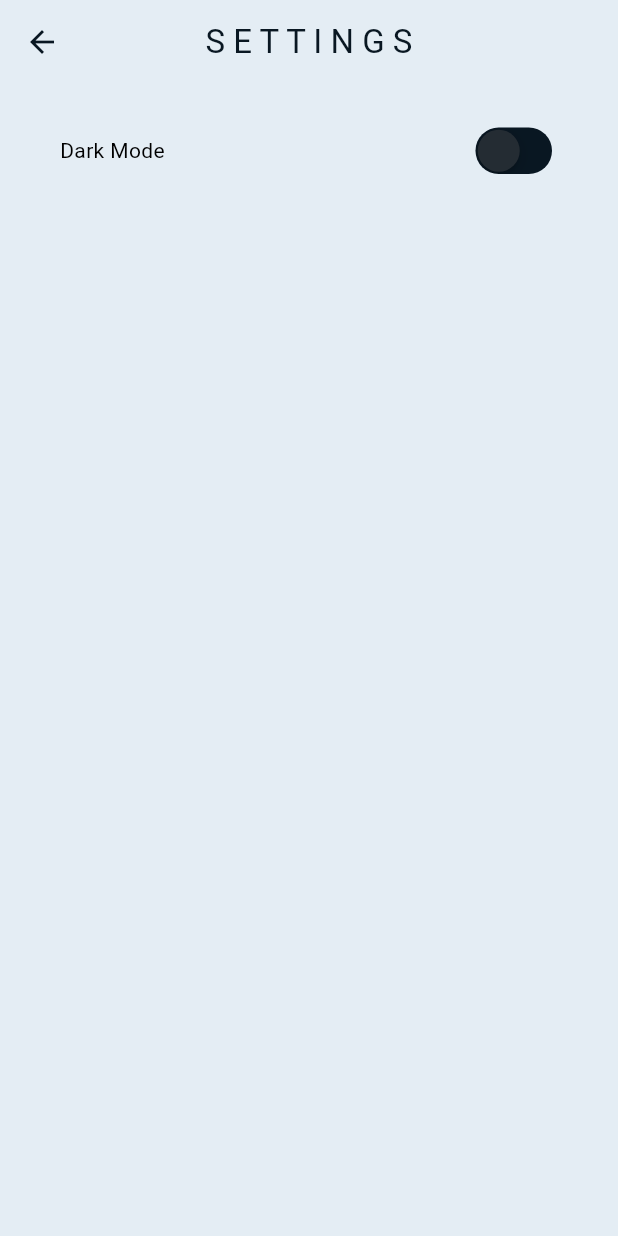
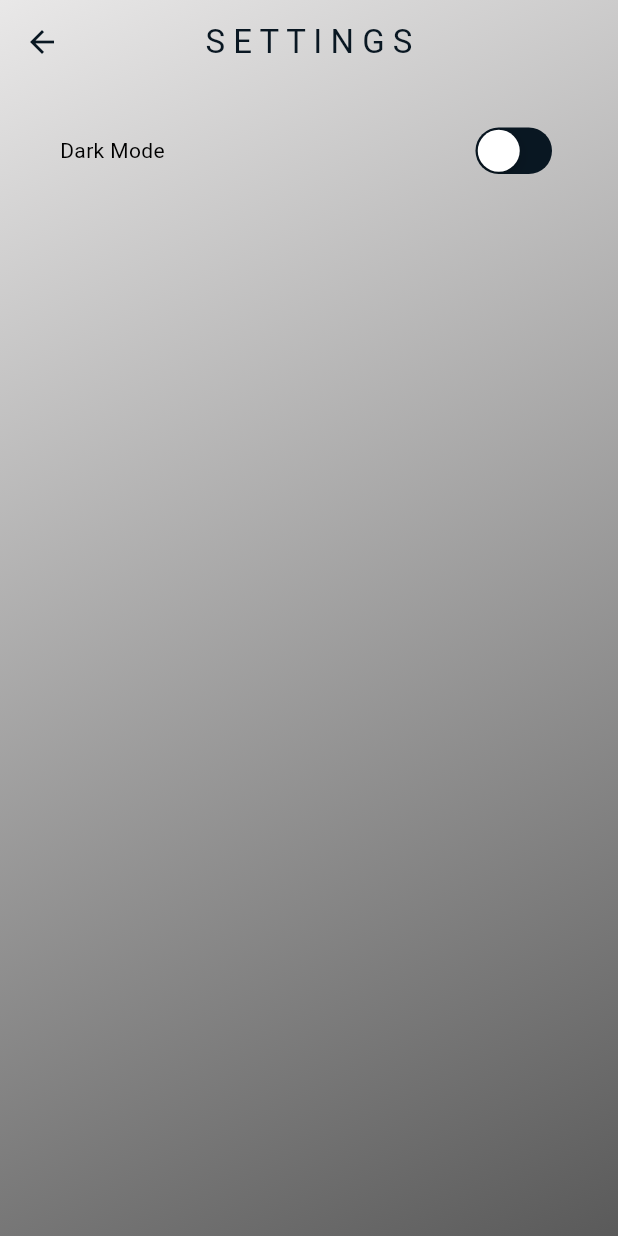
Before and after one commit to AnshulKawarey/app_dev, a Flutter app: the SettingsPage screen opened by its route, on a phone screen of 412 x 824 dp. Run offline on Flutter 3.47's test engine with Material 3 defaults, Android fonts, the phone set to English and light mode, and no system bars.

Commit message:
slight color changes

```diff
--- a/hobby_app/lib/pages/login_page.dart
+++ b/hobby_app/lib/pages/login_page.dart
@@ -21,8 +21,8 @@ class _LoginPageState extends State<LoginPage> {
           begin: Alignment.topLeft,
           end: Alignment.bottomRight,
           colors: [
-            Color.fromARGB(255, 202, 202, 202),
-            Color.fromARGB(255, 78, 78, 78)
+            Theme.of(context).colorScheme.surface,
+            Theme.of(context).colorScheme.secondary,
           ],
         )),
         child: SafeArea(
--- a/hobby_app/lib/pages/settings_page.dart
+++ b/hobby_app/lib/pages/settings_page.dart
@@ -10,13 +10,25 @@ class SettingsPage extends StatelessWidget {
   @override
   Widget build(BuildContext context) {
     return Scaffold(
-      backgroundColor: Theme.of(context).colorScheme.surface,
+      extendBodyBehindAppBar: true,
       appBar: AppBar(
         centerTitle: true,
+        backgroundColor: Colors.transparent,
         title: Text('S E T T I N G S'),
         foregroundColor: Theme.of(context).colorScheme.primary,
       ),
-      body: Column(
+      body: Container(
+        decoration: BoxDecoration(
+            gradient: LinearGradient(
+          begin: Alignment.topLeft,
+          end: Alignment.bottomRight,
+          colors: [
+            Theme.of(context).colorScheme.surface,
+            Theme.of(context).colorScheme.secondary,
+          ],
+        )),
+        child: SafeArea(
+          child: Column(
             children: [
               //dark mode
               MySettingsTile(
@@ -24,16 +36,18 @@ class SettingsPage extends StatelessWidget {
                 action: CupertinoSwitch(
                   activeTrackColor: Color.fromARGB(255, 27, 137, 201),
                   inactiveTrackColor: Theme.of(context).colorScheme.primary,
-              thumbColor: Theme.of(context).colorScheme.inversePrimary,
+                  thumbColor: Theme.of(context).colorScheme.tertiary,
                   onChanged: (value) =>
                       Provider.of<ThemeProvider>(context, listen: false)
                           .toggleTheme(),
-              value:
-                  Provider.of<ThemeProvider>(context, listen: false).isDarkMode,
+                  value: Provider.of<ThemeProvider>(context, listen: false)
+                      .isDarkMode,
                 ),
               )
             ],
           ),
+        ),
+      ),
     );
   }
 }
--- a/hobby_app/lib/themes/dark_mode.dart
+++ b/hobby_app/lib/themes/dark_mode.dart
@@ -3,9 +3,11 @@ import 'package:flutter/material.dart';
 ThemeData darkMode = ThemeData(
     colorScheme: ColorScheme.dark(
   surface: Color.fromARGB(255, 48, 48, 48),
-  primary: Color.fromARGB(255, 105, 105, 105),
-  secondary: Color.fromARGB(255, 30, 30, 30),
+  primary: Color.fromARGB(255, 202, 202, 202),
+  secondary: Color.fromARGB(255, 78, 78, 78),
   tertiary: Color.fromARGB(255, 103, 103, 104),
   inversePrimary: const Color.fromARGB(255, 24, 24, 24),
-  shadow: Color.fromARGB(255, 21, 129, 172),
+  shadow: Color.fromARGB(69, 21, 129, 172),
+  primaryContainer: Color.fromARGB(69, 102, 8, 211),
+  // Color.fromARGB(255, 78, 78, 78),
 ));
--- a/hobby_app/lib/themes/light_mode.dart
+++ b/hobby_app/lib/themes/light_mode.dart
@@ -2,9 +2,9 @@ import 'package:flutter/material.dart';
 
 ThemeData lightMode = ThemeData(
     colorScheme: ColorScheme.light(
-  surface: Color.fromARGB(255, 228, 237, 244),
+  surface: Color.fromARGB(255, 233, 232, 232),
   primary: const Color.fromARGB(255, 9, 23, 34),
-  secondary: Colors.grey.shade200,
+  secondary: const Color.fromARGB(255, 90, 90, 90),
   tertiary: const Color.fromARGB(255, 255, 255, 255),
   // tertiary: Color.fromARGB(255, r, g, b),
   inversePrimary: const Color.fromARGB(255, 36, 44, 51),
```
Also changed, not shown: hobby_app/lib/components/my_drawer.dart (+11 -1 lines), hobby_app/lib/pages/home_page.dart (+18 -1 lines). Lines whose indentation alone changed are shown as unchanged.
